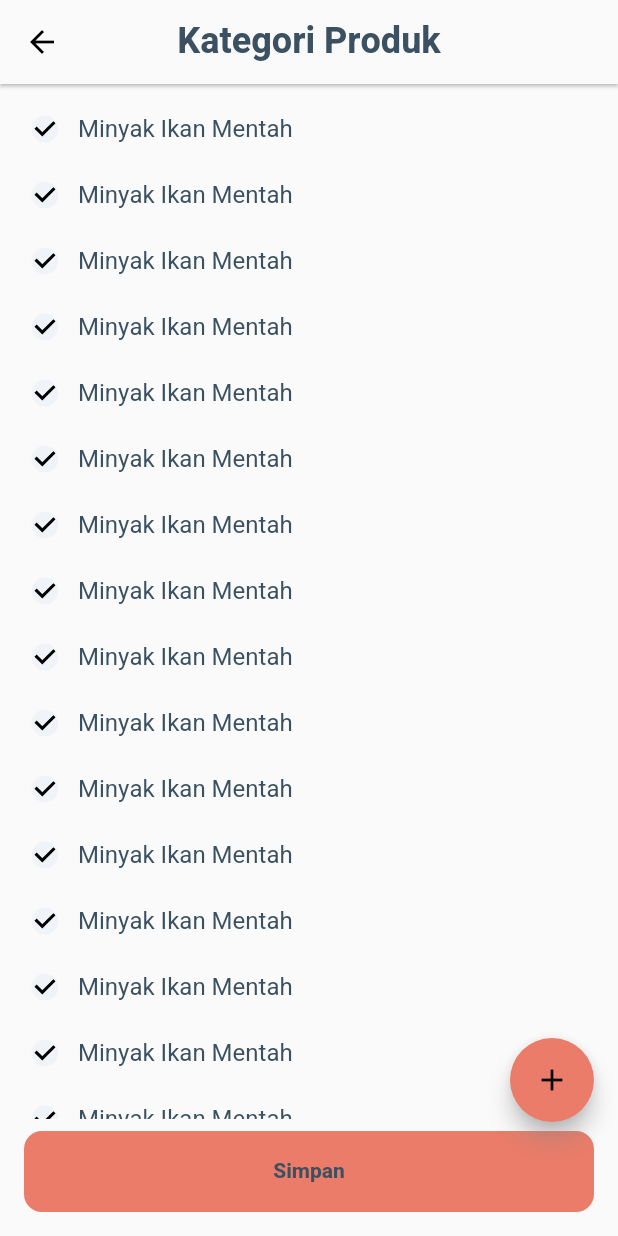
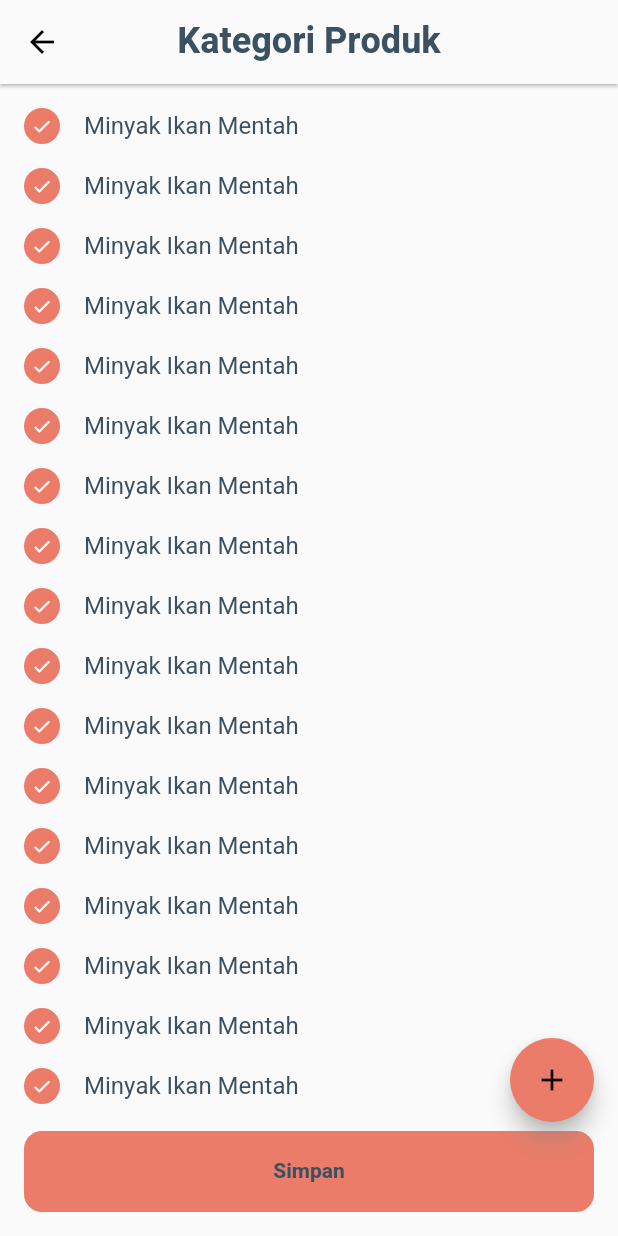
Before and after one commit to Liayuu/cashier-app, a Flutter app: the AddCategory screen opened directly, on a phone screen of 412 x 824 dp. Run offline on Flutter 3.47's test engine with Material 2 defaults, Android fonts, the phone set to English and light mode, and no system bars; our stand-ins replace badges, fl_chart, flutter_svg, get, image_picker, photo_view; generated files the repository leaves out were written again.

Commit message:
Masih banyak error

```diff
--- /dev/null
+++ b/lib/views/components/checkbox.dart
@@ -0,0 +1,42 @@
+import 'package:flutter/material.dart';
+import 'package:get/get.dart';
+
+class CheckboxButton extends StatefulWidget {
+  bool isSelected;
+  Function()? onTap;
+  double width;
+  double height;
+  CheckboxButton({Key? key, this.isSelected = false, this.onTap, this.width = 24, this.height = 24})
+      : super(key: key);
+
+  @override
+  _CheckboxButtonState createState() => _CheckboxButtonState();
+}
+
+class _CheckboxButtonState extends State<CheckboxButton> {
+  @override
+  Widget build(BuildContext context) {
+    return InkWell(
+      borderRadius: BorderRadius.circular(20),
+      splashColor: Get.theme.primaryColor.withOpacity(0.4),
+      child: GestureDetector(
+        onTap: widget.onTap,
+        child: Container(
+          decoration: BoxDecoration(
+              border: Border.all(color: Get.theme.primaryColor),
+              color: widget.isSelected ? Get.theme.primaryColor : Get.theme.unselectedWidgetColor,
+              shape: BoxShape.circle),
+          width: widget.width,
+          height: widget.height,
+          child: widget.isSelected
+              ? const Icon(
+                  Icons.check,
+                  color: Color(0xFFFFFFFF),
+                  size: 14,
+                )
+              : null,
+        ),
+      ),
+    );
+  }
+}
--- a/lib/views/pages/forms/menus/add_category.dart
+++ b/lib/views/pages/forms/menus/add_category.dart
@@ -1,7 +1,6 @@
 import 'package:cashier_app/views/components/button_main.dart';
+import 'package:cashier_app/views/components/checkbox.dart';
 import 'package:flutter/material.dart';
-import 'package:flutter/src/widgets/framework.dart';
-import 'package:flutter/src/widgets/placeholder.dart';
 import 'package:get/get.dart';
 
 class AddCategory extends StatelessWidget {
@@ -57,15 +56,18 @@ class AddCategory extends StatelessWidget {
                     mainAxisAlignment: MainAxisAlignment.start,
                     crossAxisAlignment: CrossAxisAlignment.center,
                     children: [
-                      Checkbox(
-                        value: true,
-                        onChanged: (data) {},
-                        shape: CircleBorder(),
-                        checkColor: Get.theme.colorScheme.outline,
+                      Padding(
+                        padding: const EdgeInsets.all(8.0),
+                        child: CheckboxButton(
+                          isSelected: true,
+                        ),
                       ),
-                      Text(
-                        "Minyak Ikan Mentah",
-                        style: Get.textTheme.bodyLarge,
+                      Padding(
+                        padding: const EdgeInsets.all(8.0),
+                        child: Text(
+                          "Minyak Ikan Mentah",
+                          style: Get.textTheme.bodyLarge,
+                        ),
                       ),
                     ],
                   ),
--- a/pubspec.yaml
+++ b/pubspec.yaml
@@ -36,6 +36,7 @@ dependencies:
     sdk: flutter
   flutter_svg: ^1.1.6
   get: ^4.6.5
+  image_picker: ^0.8.6+4
   intl: ^0.17.0
   json_annotation: ^4.8.0
   photo_view: ^0.14.0
```
Also changed, not shown: lib/views/components/confirmation_popup.dart (added, +22 -0 lines), lib/views/components/image_picker_popup.dart (added, +94 -0 lines), lib/views/pages/forms/menus/edit_menu.dart (+72 -5 lines), pubspec.lock.
